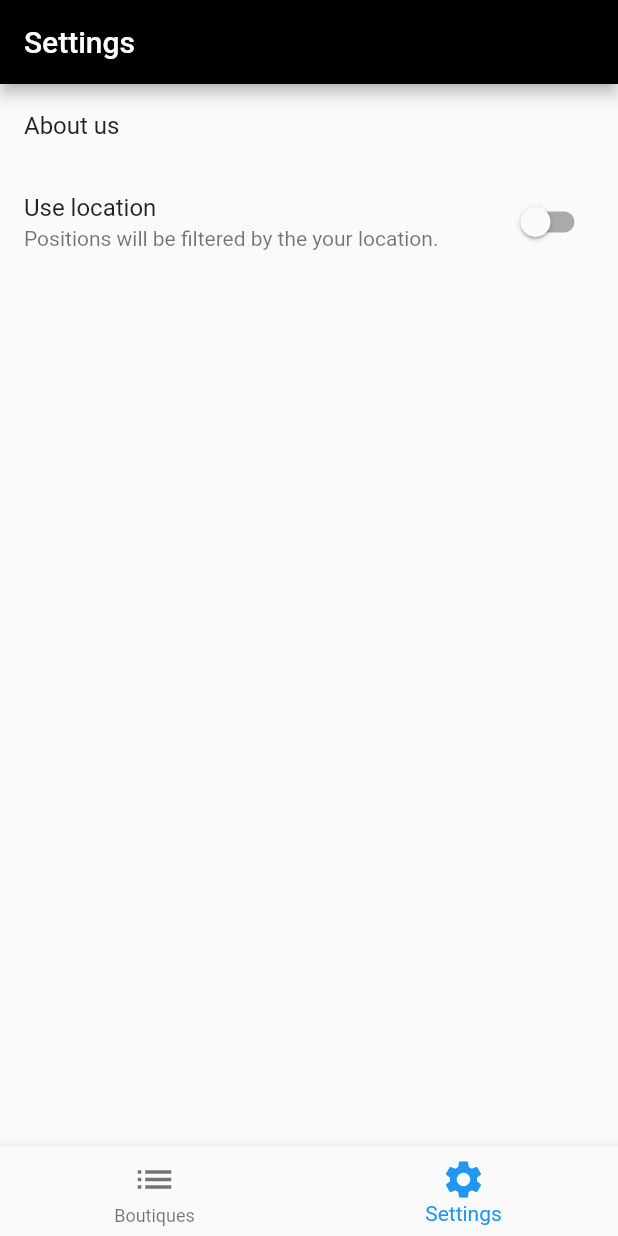
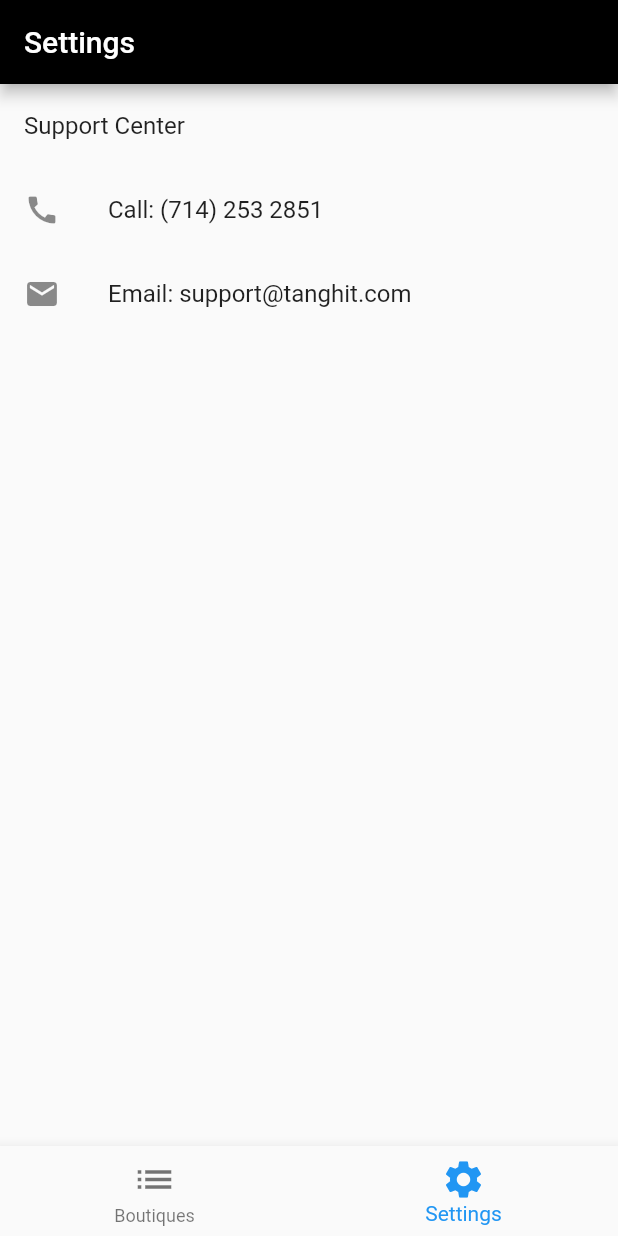
Before and after one commit to dvliman/tanghit, a Flutter app: the screen it shows after launch, item 2 of the bottom bar chosen, on a phone screen of 412 x 824 dp. Run offline on Flutter 3.47's test engine with Material 2 defaults, Android fonts, the phone set to English and light mode, and no system bars.

Commit message:
settings: call and email

```diff
--- a/lib/screens/settings.dart
+++ b/lib/screens/settings.dart
@@ -12,13 +12,19 @@ class SettingsScreen extends StatelessWidget {
         body: ListView(
           children: [
             ListTile(
-                title: Text("About us")
+                title: Text("Support Center")
             ),
-            SwitchListTile.adaptive(
-              activeColor: Theme.of(context).colorScheme.secondary,
-              title: Text('Use location'),
-              subtitle: Text('Positions will be filtered by the your location.'),
-              value: false, onChanged: (bool value) {},
+            InkWell(
+              child: ListTile(
+                leading: Icon(Icons.call),
+                title: Text("Call: (714) 253 2851")
+              )
+            ),
+            InkWell(
+              child: ListTile(
+                leading: Icon(Icons.mail),
+                title: Text("Email: support@tanghit.com")
+              )
             ),
           ]
         )
--- a/lib/widgets/boutique_detail.dart
+++ b/lib/widgets/boutique_detail.dart
@@ -40,6 +40,7 @@ Widget buildProperties(Vendor vendor) => Container(
       padding: const EdgeInsets.all(8),
       child: Table(
         children: [
+          // TODO: if value null, dont make row
           buildProperty("Category", maybeEmpty(vendor.category.toString())),
           buildProperty("Email", maybeEmpty(vendor.email)),
           buildProperty("Phone", maybeEmpty(vendor.phone)),
```
